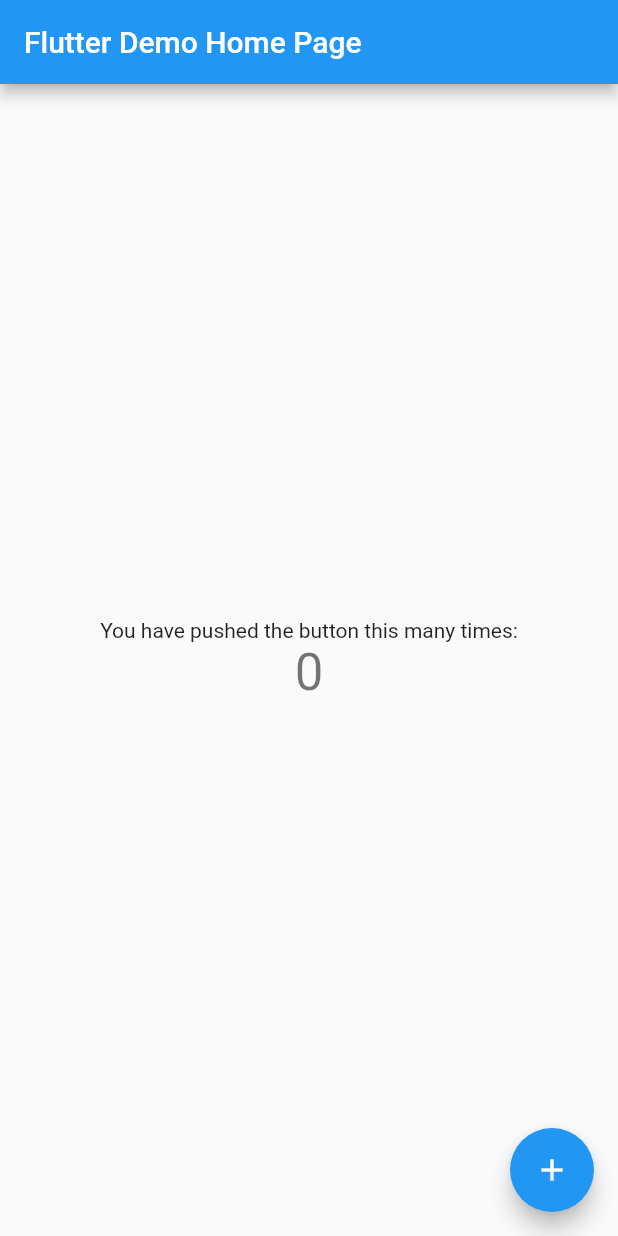
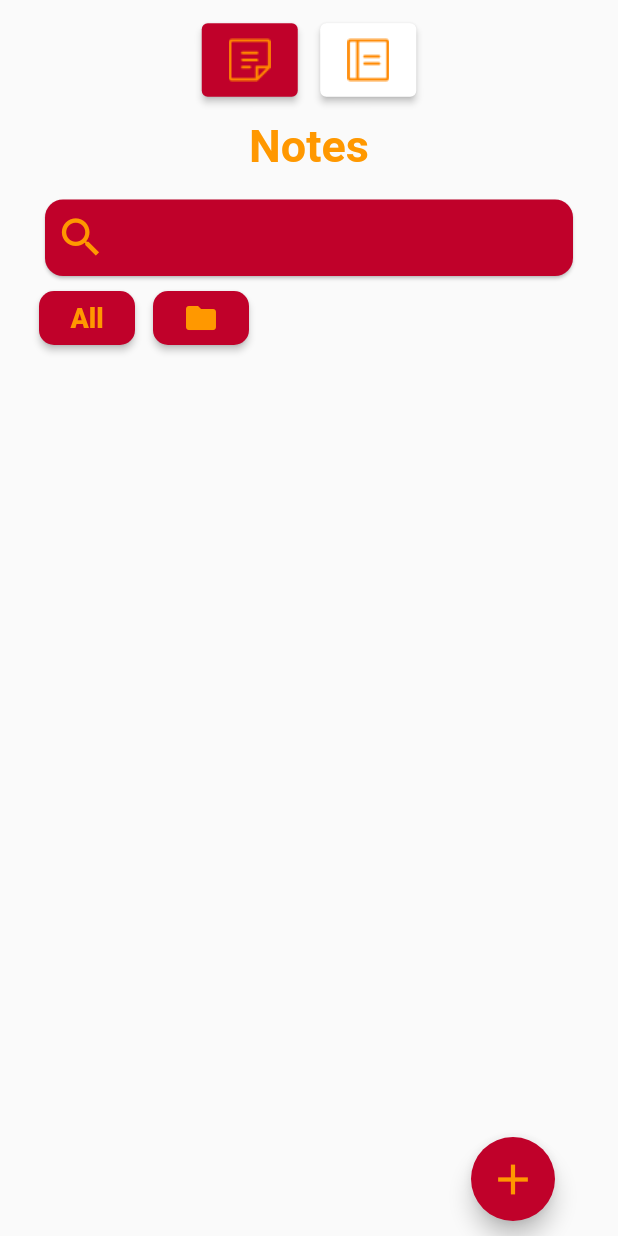
Before and after one commit to Henrique-All/NoteLess-App, a Flutter app: the screen it shows after launch, on a phone screen of 412 x 824 dp. Run offline on Flutter 3.47's test engine with Material 2 defaults, Android fonts, the phone set to English and light mode, and no system bars.

Commit message:
Add: Pages Create

```diff
--- a/lib/main.dart
+++ b/lib/main.dart
@@ -1,115 +1,7 @@
 import 'package:flutter/material.dart';
+import 'package:noteless_app/routes/routes.dart';
 
-void main() {
-  runApp(const MyApp());
-}
-
-class MyApp extends StatelessWidget {
-  const MyApp({super.key});
-
-  // This widget is the root of your application.
-  @override
-  Widget build(BuildContext context) {
-    return MaterialApp(
-      title: 'Flutter Demo',
-      theme: ThemeData(
-        // This is the theme of your application.
-        //
-        // Try running your application with "flutter run". You'll see the
-        // application has a blue toolbar. Then, without quitting the app, try
-        // changing the primarySwatch below to Colors.green and then invoke
-        // "hot reload" (press "r" in the console where you ran "flutter run",
-        // or simply save your changes to "hot reload" in a Flutter IDE).
-        // Notice that the counter didn't reset back to zero; the application
-        // is not restarted.
-        primarySwatch: Colors.blue,
-      ),
-      home: const MyHomePage(title: 'Flutter Demo Home Page'),
-    );
-  }
-}
-
-class MyHomePage extends StatefulWidget {
-  const MyHomePage({super.key, required this.title});
-
-  // This widget is the home page of your application. It is stateful, meaning
-  // that it has a State object (defined below) that contains fields that affect
-  // how it looks.
-
-  // This class is the configuration for the state. It holds the values (in this
-  // case the title) provided by the parent (in this case the App widget) and
-  // used by the build method of the State. Fields in a Widget subclass are
-  // always marked "final".
-
-  final String title;
-
-  @override
-  State<MyHomePage> createState() => _MyHomePageState();
-}
-
-class _MyHomePageState extends State<MyHomePage> {
-  int _counter = 0;
-
-  void _incrementCounter() {
-    setState(() {
-      // This call to setState tells the Flutter framework that something has
-      // changed in this State, which causes it to rerun the build method below
-      // so that the display can reflect the updated values. If we changed
-      // _counter without calling setState(), then the build method would not be
-      // called again, and so nothing would appear to happen.
-      _counter++;
-    });
-  }
-
-  @override
-  Widget build(BuildContext context) {
-    // This method is rerun every time setState is called, for instance as done
-    // by the _incrementCounter method above.
-    //
-    // The Flutter framework has been optimized to make rerunning build methods
-    // fast, so that you can just rebuild anything that needs updating rather
-    // than having to individually change instances of widgets.
-    return Scaffold(
-      appBar: AppBar(
-        // Here we take the value from the MyHomePage object that was created by
-        // the App.build method, and use it to set our appbar title.
-        title: Text(widget.title),
-      ),
-      body: Center(
-        // Center is a layout widget. It takes a single child and positions it
-        // in the middle of the parent.
-        child: Column(
-          // Column is also a layout widget. It takes a list of children and
-          // arranges them vertically. By default, it sizes itself to fit its
-          // children horizontally, and tries to be as tall as its parent.
-          //
-          // Invoke "debug painting" (press "p" in the console, choose the
-          // "Toggle Debug Paint" action from the Flutter Inspector in Android
-          // Studio, or the "Toggle Debug Paint" command in Visual Studio Code)
-          // to see the wireframe for each widget.
-          //
-          // Column has various properties to control how it sizes itself and
-          // how it positions its children. Here we use mainAxisAlignment to
-          // center the children vertically; the main axis here is the vertical
-          // axis because Columns are vertical (the cross axis would be
-          // horizontal).
-          mainAxisAlignment: MainAxisAlignment.center,
-          children: <Widget>[
-            const Text(
-              'You have pushed the button this many times:',
-            ),
-            Text(
-              '$_counter',
-              style: Theme.of(context).textTheme.headline4,
-            ),
-          ],
-        ),
-      ),
-      floatingActionButton: FloatingActionButton(
-        onPressed: _incrementCounter,
-        tooltip: 'Increment',
-        child: const Icon(Icons.add),
-      ), // This trailing comma makes auto-formatting nicer for build methods.
-    );
-  }
-}
+void main() => runApp(const MaterialApp(
+      initialRoute: RoutesManager.homepage,
+      onGenerateRoute: RoutesManager.generateRoute,
+    ));
--- /dev/null
+++ b/lib/pages/bookpage/book_page.dart
@@ -0,0 +1,17 @@
+import 'package:flutter/material.dart';
+
+class BookPage extends StatefulWidget {
+  const BookPage({super.key});
+
+  @override
+  State<BookPage> createState() => _BookPageState();
+}
+
+class _BookPageState extends State<BookPage> {
+  @override
+  Widget build(BuildContext context) {
+    return Scaffold(
+      body: Container(),
+    );
+  }
+}
--- /dev/null
+++ b/lib/pages/home_page.dart
@@ -0,0 +1,108 @@
+import 'package:flutter/material.dart';
+import 'package:noteless_app/pages/bookpage/book_page.dart';
+import 'package:noteless_app/pages/notepage/notes_home.dart';
+
+class HomePage extends StatefulWidget {
+  const HomePage({super.key});
+
+  @override
+  State<HomePage> createState() => _HomePageState();
+}
+
+class _HomePageState extends State<HomePage> {
+  int pageInitial = 0;
+  late PageController page;
+  int currentIndex = 0;
+
+  @override
+  void initState() {
+    super.initState();
+    page = PageController(initialPage: pageInitial);
+  }
+
+  @override
+  Widget build(BuildContext context) {
+    return Scaffold(
+      body: SafeArea(
+        child: SingleChildScrollView(
+          child: Column(
+            children: [
+              Row(
+                mainAxisAlignment: MainAxisAlignment.center,
+                children: [
+                  ElevatedButton(
+                    style: ElevatedButton.styleFrom(
+                      backgroundColor: (currentIndex == 1)
+                          ? Colors.white
+                          : const Color(0xffC0012A),
+                      padding: const EdgeInsets.only(
+                          top: 10, left: 0, right: 0, bottom: 10),
+                    ),
+                    onPressed: () {
+                      setState(() {
+                        currentIndex = 0;
+                        page.animateToPage(
+                          currentIndex,
+                          duration: const Duration(milliseconds: 200),
+                          curve: Curves.easeIn,
+                        );
+                      });
+                    },
+                    child: Image.asset(
+                      'assets/img/note_icon.png',
+                      width: 28,
+                    ),
+                  ),
+                  const SizedBox(
+                    width: 15,
+                  ),
+                  ElevatedButton(
+                    style: ElevatedButton.styleFrom(
+                        backgroundColor: (currentIndex == 1)
+                            ? const Color(0xffC0012A)
+                            : Colors.white,
+                        padding: const EdgeInsets.only(
+                            top: 10, left: 0, right: 0, bottom: 10)),
+                    onPressed: () {
+                      setState(() {
+                        currentIndex = 1;
+                        page.animateToPage(
+                          currentIndex,
+                          duration: const Duration(milliseconds: 200),
+                          curve: Curves.easeIn,
+                        );
+                      });
+                    },
+                    child: Image.asset(
+                      'assets/img/book_icon.png',
+                      width: 28,
+                    ),
+                  ),
+                  const SizedBox(
+                    height: 80,
+                  ),
+                ],
+              ),
+              SizedBox(
+                height: 750,
+                child: PageView(
+                  controller: page,
+                  children: const [
+                    Padding(
+                      padding: EdgeInsets.symmetric(horizontal: 26),
+                      child: NotesPage(),
+                    ),
+                    Padding(
+                      padding: EdgeInsets.symmetric(horizontal: 26),
+                      child: BookPage(),
+                    ),
+                  ],
+                ),
+              ),
+            ],
+          ),
+        ),
+      ),
+    );
+  }
+}
--- /dev/null
+++ b/lib/pages/notepage/note_page.dart
@@ -0,0 +1,54 @@
+import 'package:flutter/material.dart';
+
+import '../../routes/routes.dart';
+
+class NotePage extends StatefulWidget {
+  const NotePage({super.key});
+
+  @override
+  State<NotePage> createState() => _NotePageState();
+}
+
+class _NotePageState extends State<NotePage> {
+  @override
+  Widget build(BuildContext context) {
+    return Scaffold(
+      backgroundColor: Colors.orange,
+      body: SafeArea(
+          child: Column(
+        children: [
+          Row(
+            children: [
+              ElevatedButton(
+                  style: ElevatedButton.styleFrom(
+                    elevation: 0,
+                    backgroundColor: Colors.transparent,
+                  ),
+                  onPressed: () {
+                    Navigator.of(
+                      context,
+                    ).pushNamed(RoutesManager.homepage);
+                  },
+                  child: Row(
+                    children: const [
+                      Icon(
+                        Icons.arrow_back_ios,
+                        color: Color(0xffC0012A),
+                        size: 35,
+                      ),
+                      Text(
+                        'back',
+                        style: TextStyle(
+                            color: Color(0xffC0012A),
+                            fontSize: 16,
+                            fontWeight: FontWeight.w800),
+                      )
+                    ],
+                  ))
+            ],
+          ),
+        ],
+      )),
+    );
+  }
+}
--- /dev/null
+++ b/lib/pages/notepage/notes_home.dart
@@ -0,0 +1,102 @@
+import 'package:flutter/material.dart';
+import 'package:noteless_app/routes/routes.dart';
+
+class NotesPage extends StatefulWidget {
+  const NotesPage({super.key});
+
+  @override
+  State<NotesPage> createState() => _NotesPageState();
+}
+
+class _NotesPageState extends State<NotesPage> {
+  @override
+  Widget build(BuildContext context) {
+    return Scaffold(
+      body: Column(
+        children: [
+          const Center(
+            child: Text(
+              'Notes',
+              style: TextStyle(
+                  fontSize: 30,
+                  fontWeight: FontWeight.bold,
+                  color: Colors.orange),
+            ),
+          ),
+          const SizedBox(
+            height: 14,
+          ),
+          Card(
+            shape:
+                RoundedRectangleBorder(borderRadius: BorderRadius.circular(12)),
+            color: const Color(0xffC0012A),
+            child: TextFormField(
+              style: const TextStyle(
+                  color: Colors.orange,
+                  fontSize: 18,
+                  fontWeight: FontWeight.bold),
+              decoration: const InputDecoration(
+                  border: InputBorder.none,
+                  prefixIcon: Icon(
+                    Icons.search,
+                    color: Colors.orange,
+                    size: 34,
+                  ),
+                  contentPadding: EdgeInsets.all(15)),
+            ),
+          ),
+          Row(
+            children: [
+              ElevatedButton(
+                  style: ElevatedButton.styleFrom(
+                    backgroundColor: const Color(0xffC0012A),
+                    shape: RoundedRectangleBorder(
+                      borderRadius: BorderRadius.circular(10.0),
+                    ),
+                    fixedSize: const Size(46, 30),
+                  ),
+                  onPressed: () {},
+                  child: const Text(
+                    'All',
+                    style: TextStyle(
+                      color: Colors.orange,
+                      fontSize: 18,
+                      fontWeight: FontWeight.w800,
+                    ),
+                  )),
+              const SizedBox(
+                width: 12,
+              ),
+              ElevatedButton(
+                style: ElevatedButton.styleFrom(
+                  shape: RoundedRectangleBorder(
+                      borderRadius: BorderRadius.circular(10.0)),
+                  backgroundColor: const Color(0xffC0012A),
+                  fixedSize: const Size(46, 30),
+                ),
+                onPressed: () {},
+                child: const Icon(
+                  Icons.folder,
+                  color: Colors.orange,
+                ),
+              )
+            ],
+          ),
+        ],
+      ),
+      floatingActionButton: FloatingActionButton(
+        onPressed: () {
+          Navigator.of(
+            context,
+          ).pushNamed(RoutesManager.notepage);
+        },
+        backgroundColor: const Color(0xffC0012A),
+        child: const Icon(
+          Icons.add,
+          color: Colors.orange,
+          size: 34,
+        ),
+      ),
+    );
+  }
+}
--- /dev/null
+++ b/lib/routes/routes.dart
@@ -0,0 +1,20 @@
+import 'package:flutter/material.dart';
+import 'package:noteless_app/pages/home_page.dart';
+import 'package:noteless_app/pages/notepage/note_page.dart';
+
+class RoutesManager {
+  static const String homepage = '/';
+  static const String notepage = '/notepage';
+
+  static Route<dynamic> generateRoute(RouteSettings settings) {
+    switch (settings.name) {
+      case homepage:
+        return MaterialPageRoute(builder: (context) => const HomePage());
+      case notepage:
+        return MaterialPageRoute(builder: (context) => const NotePage());
+
+      default:
+        throw const FormatException('Route not found! check routes again');
+    }
+  }
+}
--- a/pubspec.yaml
+++ b/pubspec.yaml
@@ -60,9 +60,9 @@
   uses-material-design: true
 
   # To add assets to your application, add an assets section, like this:
-  # assets:
-  #   - images/a_dot_burr.jpeg
-  #   - images/a_dot_ham.jpeg
+  assets:
+      - assets/img/note_icon.png
+      - assets/img/book_icon.png
 
   # An image asset can refer to one or more resolution-specific "variants", see
   # https://flutter.dev/assets-and-images/#resolution-aware
```
Also changed, not shown: assets/img/book_icon.png (added), assets/img/note_icon.png (added).
